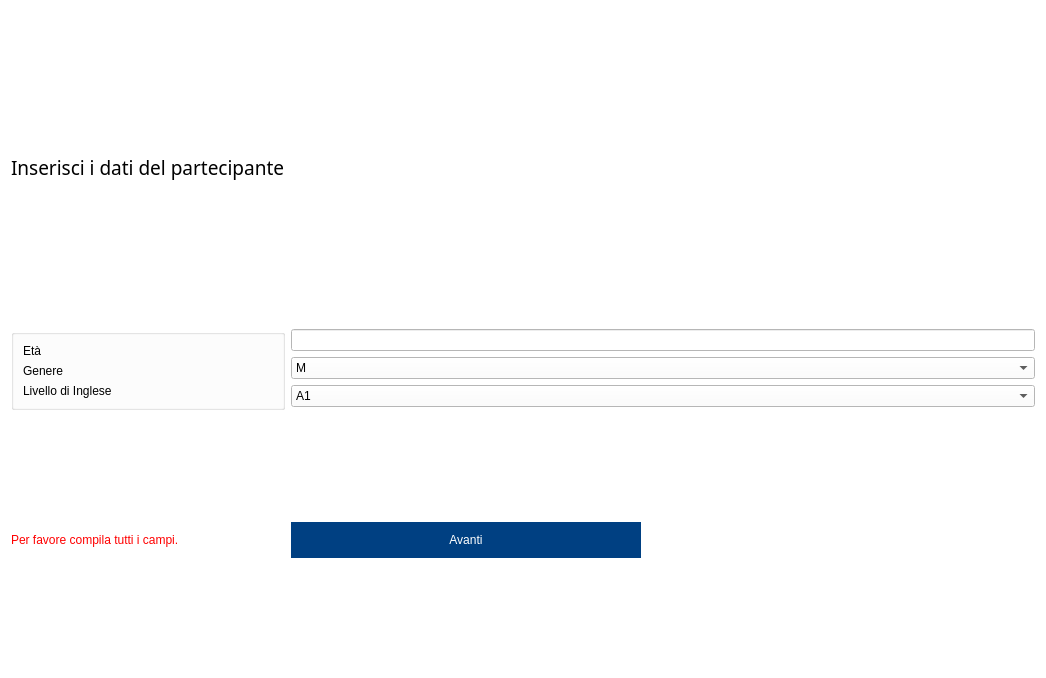
Old version of the form GUI/qtdesigner/DataCollectionPage.ui in the repository cosfederico/Interfaccia-Tesi.
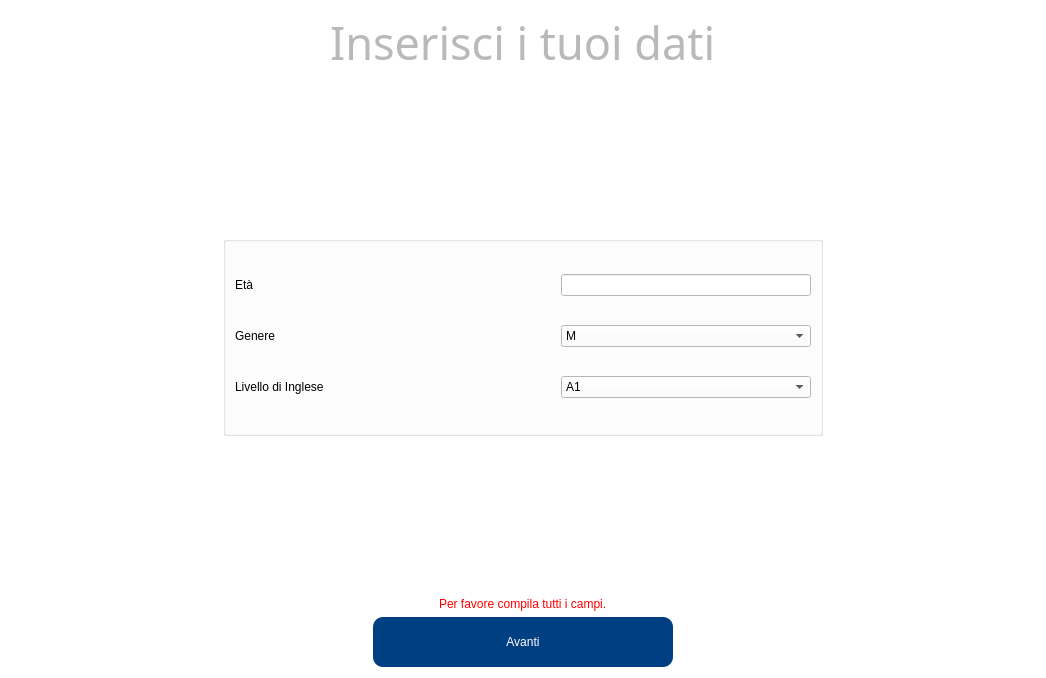
New version of the form.

Commit message: made GUI bigger

Patch:
```diff
--- a/GUI/qtdesigner/DataCollectionPage.ui
+++ b/GUI/qtdesigner/DataCollectionPage.ui
@@ -16,83 +16,9 @@
   <property name="styleSheet">
    <string notr="true">background-color: rgb(255, 255, 255);</string>
   </property>
-  <layout class="QGridLayout" name="gridLayout">
-   <item row="1" column="2">
-    <layout class="QVBoxLayout" name="verticalLayout_2">
-     <item>
-      <widget class="QLineEdit" name="age">
-       <property name="styleSheet">
-        <string notr="true">background-color: rgb(255, 255, 255);
-font: 25 8pt &quot;Rubik Light&quot;;</string>
-       </property>
-      </widget>
-     </item>
-     <item>
-      <widget class="QComboBox" name="gender">
-       <property name="styleSheet">
-        <string notr="true">font: 10pt &quot;Rubik Light&quot;;
-selection-background-color: rgb(0, 64, 130);</string>
-       </property>
-       <item>
-        <property name="text">
-         <string>M</string>
-        </property>
-       </item>
-       <item>
-        <property name="text">
-         <string>F</string>
-        </property>
-       </item>
-      </widget>
-     </item>
-     <item>
-      <widget class="QComboBox" name="english_level">
-       <property name="styleSheet">
-        <string notr="true">font: 10pt &quot;Rubik Light&quot;;
-selection-background-color: rgb(0, 64, 130);
-selection-color: rgb(255, 255, 255);</string>
-       </property>
-       <item>
-        <property name="text">
-         <string>A1</string>
-        </property>
-       </item>
-       <item>
-        <property name="text">
-         <string>A2</string>
-        </property>
-       </item>
-       <item>
-        <property name="text">
-         <string>B1</string>
-        </property>
-       </item>
-       <item>
-        <property name="text">
-         <string>B2</string>
-        </property>
-       </item>
-       <item>
-        <property name="text">
-         <string>C1</string>
-        </property>
-       </item>
-       <item>
-        <property name="text">
-         <string>C2</string>
-        </property>
-       </item>
-       <item>
-        <property name="text">
-         <string>Madrelingua</string>
-        </property>
-       </item>
-      </widget>
-     </item>
-    </layout>
-   </item>
-   <item row="0" column="0">
-    <widget class="QLabel" name="label_4">
+  <layout class="QVBoxLayout" name="verticalLayout_2">
+   <item alignment="Qt::AlignHCenter">
+    <widget class="QLabel" name="title">
      <property name="maximumSize">
       <size>
        <width>500</width>
@@ -102,93 +28,207 @@
      <property name="font">
       <font>
        <family>Rubik Light</family>
-       <pointsize>14</pointsize>
+       <pointsize>34</pointsize>
        <weight>50</weight>
        <italic>false</italic>
        <bold>false</bold>
       </font>
      </property>
      <property name="styleSheet">
-      <string notr="true">font: 14pt &quot;Rubik Light&quot;;
+      <string notr="true">font: 34pt &quot;Rubik Light&quot;;
+color: rgb(185,185,185);
 background-color: rgba(255, 255, 255, 0);</string>
      </property>
      <property name="text">
-      <string>Inserisci i dati del partecipante</string>
+      <string>Inserisci i tuoi dati</string>
      </property>
     </widget>
    </item>
-   <item row="2" column="2" alignment="Qt::AlignLeft">
-    <widget class="QPushButton" name="done_button">
-     <property name="minimumSize">
-      <size>
-       <width>350</width>
-       <height>36</height>
-      </size>
+   <item>
+    <spacer name="verticalSpacer">
+     <property name="orientation">
+      <enum>Qt::Vertical</enum>
      </property>
-     <property name="maximumSize">
+     <property name="sizeHint" stdset="0">
       <size>
-       <width>150</width>
-       <height>16777215</height>
+       <width>20</width>
+       <height>40</height>
       </size>
      </property>
-     <property name="styleSheet">
-      <string notr="true">border-radius: 20px;
-background-color: rgb(0, 64, 130);
-font: 14pt &quot;Rubik Light&quot;;
-color: rgb(255,255,255);</string>
-     </property>
-     <property name="text">
-      <string>Avanti</string>
-     </property>
-    </widget>
+    </spacer>
    </item>
-   <item row="1" column="0">
+   <item alignment="Qt::AlignHCenter">
     <widget class="QGroupBox" name="groupBox">
+     <property name="minimumSize">
+      <size>
+       <width>600</width>
+       <height>200</height>
+      </size>
+     </property>
      <property name="maximumSize">
       <size>
-       <width>1920</width>
-       <height>1080</height>
+       <width>16777215</width>
+       <height>200</height>
       </size>
      </property>
      <layout class="QVBoxLayout" name="verticalLayout">
       <item>
-       <widget class="QLabel" name="age_label">
-        <property name="styleSheet">
-         <string notr="true">font: 9pt &quot;Rubik Light&quot;;
+       <layout class="QHBoxLayout" name="horizontalLayout">
+        <item>
+         <widget class="QLabel" name="age_label">
+          <property name="styleSheet">
+           <string notr="true">font: 14pt &quot;Rubik Light&quot;;
 background-color: rgba(255, 255, 255, 0);</string>
-        </property>
-        <property name="text">
-         <string>Età</string>
-        </property>
-       </widget>
+          </property>
+          <property name="text">
+           <string>Età</string>
+          </property>
+         </widget>
+        </item>
+        <item>
+         <widget class="QLineEdit" name="age">
+          <property name="maximumSize">
+           <size>
+            <width>250</width>
+            <height>16777215</height>
+           </size>
+          </property>
+          <property name="styleSheet">
+           <string notr="true">background-color: rgb(255, 255, 255);
+font: 14pt &quot;Rubik Light&quot;;</string>
+          </property>
+         </widget>
+        </item>
+       </layout>
       </item>
       <item>
-       <widget class="QLabel" name="gender_label">
-        <property name="styleSheet">
-         <string notr="true">font: 9pt &quot;Rubik Light&quot;;
+       <layout class="QHBoxLayout" name="horizontalLayout_2">
+        <item>
+         <widget class="QLabel" name="gender_label">
+          <property name="styleSheet">
+           <string notr="true">font: 14pt &quot;Rubik Light&quot;;
 background-color: rgba(255, 255, 255, 0);</string>
-        </property>
-        <property name="text">
-         <string>Genere</string>
-        </property>
-       </widget>
+          </property>
+          <property name="text">
+           <string>Genere</string>
+          </property>
+         </widget>
+        </item>
+        <item>
+         <widget class="QComboBox" name="gender">
+          <property name="maximumSize">
+           <size>
+            <width>250</width>
+            <height>16777215</height>
+           </size>
+          </property>
+          <property name="styleSheet">
+           <string notr="true">font: 14pt &quot;Rubik Light&quot;;
+selection-background-color: rgb(0, 64, 130);</string>
+          </property>
+          <item>
+           <property name="text">
+            <string>M</string>
+           </property>
+          </item>
+          <item>
+           <property name="text">
+            <string>F</string>
+           </property>
+          </item>
+         </widget>
+        </item>
+       </layout>
       </item>
       <item>
-       <widget class="QLabel" name="english_level_label">
-        <property name="styleSheet">
-         <string notr="true">font: 9pt &quot;Rubik Light&quot;;
+       <layout class="QHBoxLayout" name="horizontalLayout_3">
+        <item>
+         <widget class="QLabel" name="english_level_label">
+          <property name="styleSheet">
+           <string notr="true">font: 14pt &quot;Rubik Light&quot;;
 background-color: rgba(255, 255, 255, 0);</string>
-        </property>
-        <property name="text">
-         <string>Livello di Inglese</string>
-        </property>
-       </widget>
+          </property>
+          <property name="text">
+           <string>Livello di Inglese</string>
+          </property>
+         </widget>
+        </item>
+        <item>
+         <widget class="QComboBox" name="english_level">
+          <property name="maximumSize">
+           <size>
+            <width>250</width>
+            <height>16777215</height>
+           </size>
+          </property>
+          <property name="styleSheet">
+           <string notr="true">font: 14pt &quot;Rubik Light&quot;;
+selection-background-color: rgb(0, 64, 130);
+selection-color: rgb(255, 255, 255);</string>
+          </property>
+          <item>
+           <property name="text">
+            <string>A1</string>
+           </property>
+          </item>
+          <item>
+           <property name="text">
+            <string>A2</string>
+           </property>
+          </item>
+          <item>
+           <property name="text">
+            <string>B1</string>
+           </property>
+          </item>
+          <item>
+           <property name="text">
+            <string>B2</string>
+           </property>
+          </item>
+          <item>
+           <property name="text">
+            <string>C1</string>
+           </property>
+          </item>
+          <item>
+           <property name="text">
+            <string>C2</string>
+           </property>
+          </item>
+          <item>
+           <property name="text">
+            <string>Madrelingua</string>
+           </property>
+          </item>
+         </widget>
+        </item>
+       </layout>
       </item>
      </layout>
     </widget>
    </item>
-   <item row="2" column="0">
+   <item>
+    <spacer name="verticalSpacer_2">
+     <property name="orientation">
+      <enum>Qt::Vertical</enum>
+     </property>
+     <property name="sizeHint" stdset="0">
+      <size>
+       <width>20</width>
+       <height>40</height>
+      </size>
+     </property>
+    </spacer>
+   </item>
+   <item alignment="Qt::AlignHCenter|Qt::AlignBottom">
     <widget class="QLabel" name="error_text">
+     <property name="maximumSize">
+      <size>
+       <width>16777215</width>
+       <height>30</height>
+      </size>
+     </property>
      <property name="styleSheet">
       <string notr="true">font: 9pt &quot;Rubik Light&quot;;
 background-color: rgba(255, 255, 255, 0);
@@ -199,6 +239,31 @@
      </property>
     </widget>
    </item>
+   <item alignment="Qt::AlignHCenter">
+    <widget class="QPushButton" name="done_button">
+     <property name="minimumSize">
+      <size>
+       <width>300</width>
+       <height>50</height>
+      </size>
+     </property>
+     <property name="maximumSize">
+      <size>
+       <width>200</width>
+       <height>16777215</height>
+      </size>
+     </property>
+     <property name="styleSheet">
+      <string notr="true">border-radius: 10px;
+font: 15pt &quot;Rubik Light&quot;;
+color: rgb(255,255,255);
+background-color: rgb(0, 64, 130);</string>
+     </property>
+     <property name="text">
+      <string>Avanti</string>
+     </property>
+    </widget>
+   </item>
   </layout>
  </widget>
  <resources>
```
Left out of the diff: 10 changed lines with no effect on the pictures. The commit also changes 6 other files.
